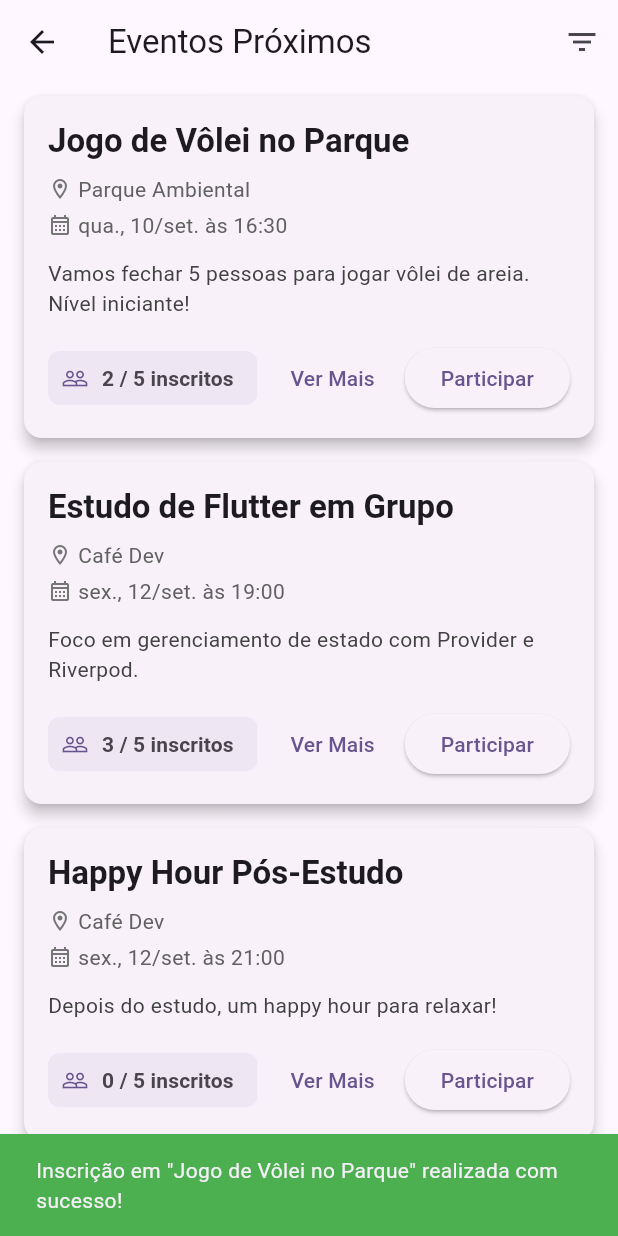
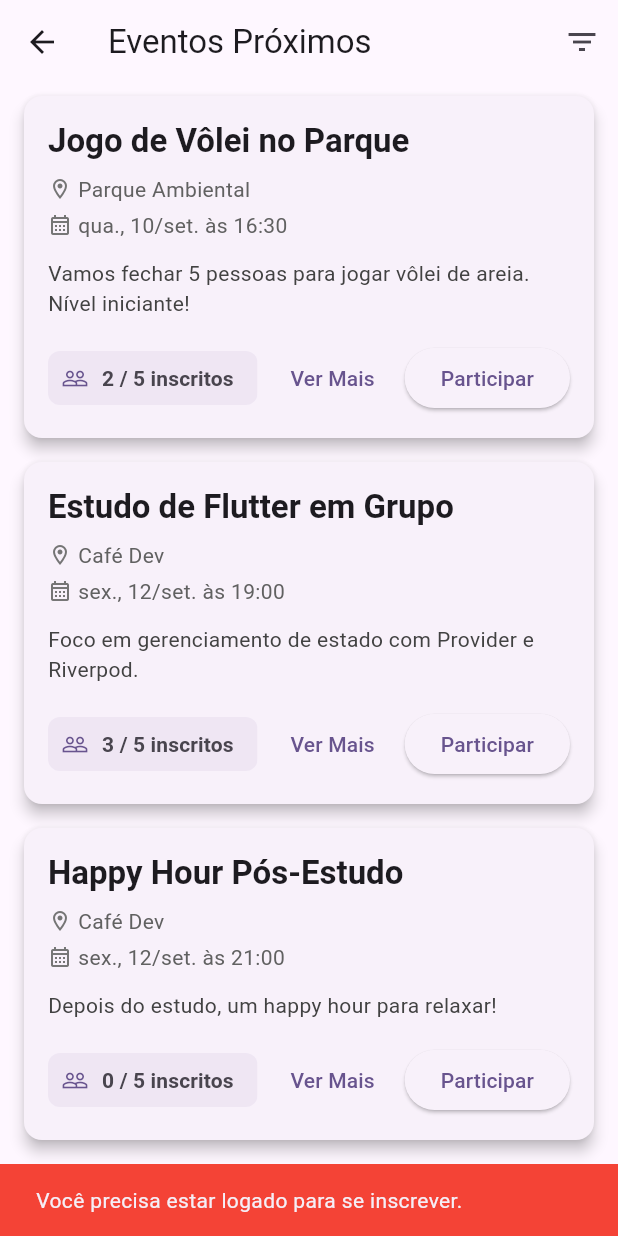
Before and after one commit to 5th-semester/hangout, a Flutter app: the HomePage screen opened directly, after a tap on "Participar", on a phone screen of 412 x 824 dp. Run offline on Flutter 3.47's test engine with Material 3 defaults, Android fonts, the light colour scheme and no system bars; our stand-ins replace mask_text_input_formatter; accounts and stored records are empty.

Commit message:
feat: add functional event enrollment

```diff
--- a/lib/pages/home_page.dart
+++ b/lib/pages/home_page.dart
@@ -1,9 +1,11 @@
 import 'package:flutter/material.dart';
 import 'package:provider/provider.dart';
+import 'package:hangout/repositories/user_repository.dart';
 import '../widgets/meeting_card.dart';
 import '../repositories/meeting_repository.dart';
 import '../models/meeting.dart';
 import '../models/coordinates.dart';
+import '../models/user.dart';
 
 class HomePage extends StatefulWidget {
   const HomePage({super.key});
@@ -19,9 +21,54 @@ class _HomePageState extends State<HomePage> {
     await Future.delayed(const Duration(seconds: 1));
   }
 
+  // **NOVA FUNÇÃO PARA LIDAR COM A INSCRIÇÃO**
+  // Movemos a lógica para uma função separada para manter o build limpo.
+  void _handleSubscription(Meeting meeting) {
+    // Adicionada verificação para ver se o evento está lotado
+    if (meeting.users.length >= 5) {
+      ScaffoldMessenger.of(context).showSnackBar(
+        const SnackBar(
+          content: Text(
+            'Este evento já atingiu o número máximo de participantes.',
+          ),
+          backgroundColor: Colors.orange,
+        ),
+      );
+      return; // Interrompe a execução se o evento estiver lotado
+    }
+
+    // Usamos context.read aqui porque estamos dentro de uma função de callback,
+    // não precisamos que o widget reconstrua se o usuário mudar.
+    final userRepository = context.read<UserRepository>();
+    final meetingRepository = context.read<MeetingRepository>();
+    final User? currentUser = userRepository.currentUser;
+
+    if (currentUser != null) {
+      meetingRepository.subscribeToMeeting(meeting: meeting, user: currentUser);
+      ScaffoldMessenger.of(context).showSnackBar(
+        SnackBar(
+          content: Text(
+            'Inscrição em "${meeting.name}" realizada com sucesso!',
+          ),
+          backgroundColor: Colors.green,
+        ),
+      );
+    } else {
+      // Caso de segurança: se não houver usuário logado
+      ScaffoldMessenger.of(context).showSnackBar(
+        const SnackBar(
+          content: Text('Você precisa estar logado para se inscrever.'),
+          backgroundColor: Colors.red,
+        ),
+      );
+    }
+  }
+
   @override
   Widget build(BuildContext context) {
     final meetingRepository = context.watch<MeetingRepository>();
+    // Também pegamos o usuário aqui para passar para o método 'isUserSubscribed'
+    final currentUser = context.watch<UserRepository>().currentUser;
 
     final meetings = meetingRepository.getPaginatedMeetingsByProximity(
       userCoordinates: _userLocation,
@@ -35,51 +82,51 @@ class _HomePageState extends State<HomePage> {
           IconButton(
             icon: const Icon(Icons.filter_list),
             onPressed: () {
-              /* TODO: Implementar lógica de filtro */
+              /* TODO */
             },
           ),
         ],
       ),
-
       body: RefreshIndicator(
         onRefresh: _refreshMeetings,
         child: meetings.isEmpty
             ? _buildEmptyState()
-            : _buildMeetingsList(meetings),
+            : _buildMeetingsList(meetings, meetingRepository, currentUser),
       ),
     );
   }
 
-  Widget _buildMeetingsList(List<Meeting> meetings) {
+  Widget _buildMeetingsList(
+    List<Meeting> meetings,
+    MeetingRepository repository,
+    User? currentUser,
+  ) {
     return ListView.builder(
       physics: const AlwaysScrollableScrollPhysics(),
       itemCount: meetings.length,
       itemBuilder: (context, index) {
         final meeting = meetings[index];
+        // Verifica se o usuário atual já está inscrito neste evento
+        final bool isSubscribed = repository.isUserSubscribed(
+          meeting: meeting,
+          user: currentUser,
+        );
+
         return MeetingCard(
           meeting: meeting,
+          isSubscribed: isSubscribed, // Passa o status da inscrição para o Card
           onSeeMorePressed: () {
-            // TODO: Implementar navegação para a página de detalhes do evento
             print('Navegando para detalhes do evento: ${meeting.name}');
           },
-          onSubscribePressed: () {
-            // TODO: Implementar a lógica de inscrição real usando o repositório
-            print('Inscrição no evento: ${meeting.name}');
-            ScaffoldMessenger.of(context).showSnackBar(
-              SnackBar(
-                content: Text(
-                  'Inscrição em "${meeting.name}" realizada com sucesso!',
-                ),
-                backgroundColor: Colors.green,
-              ),
-            );
-          },
+          // A função de inscrição agora chama nosso método handler
+          onSubscribePressed: () => _handleSubscription(meeting),
         );
       },
     );
   }
 
   Widget _buildEmptyState() {
+    // ... (seu código de estado vazio não precisa de alteração)
     return LayoutBuilder(
       builder: (context, constraints) {
         return SingleChildScrollView(
--- a/lib/widgets/meeting_card.dart
+++ b/lib/widgets/meeting_card.dart
@@ -1,15 +1,17 @@
 import 'package:flutter/material.dart';
-import 'package:intl/intl.dart'; // NOVO: Importação para formatar a data
+import 'package:intl/intl.dart';
 import '../models/meeting.dart';
 
 class MeetingCard extends StatelessWidget {
   final Meeting meeting;
+  final bool isSubscribed; // 1. NOVO PARÂMETRO ADICIONADO
   final VoidCallback onSubscribePressed;
   final VoidCallback onSeeMorePressed;
 
   const MeetingCard({
     super.key,
     required this.meeting,
+    required this.isSubscribed, // 2. TORNA O PARÂMETRO OBRIGATÓRIO
     required this.onSubscribePressed,
     required this.onSeeMorePressed,
   });
@@ -50,7 +52,7 @@ class MeetingCard extends StatelessWidget {
             context,
           ).textTheme.titleLarge?.copyWith(fontWeight: FontWeight.bold),
         ),
-        const SizedBox(height: 8), // Aumentei um pouco o espaço
+        const SizedBox(height: 8),
         Row(
           children: [
             Icon(Icons.location_on_outlined, size: 16, color: Colors.grey[600]),
@@ -64,7 +66,6 @@ class MeetingCard extends StatelessWidget {
           ],
         ),
         const SizedBox(height: 4),
-        // NOVO: Widget para exibir a data e a hora
         Row(
           children: [
             Icon(
@@ -74,7 +75,6 @@ class MeetingCard extends StatelessWidget {
             ),
             const SizedBox(width: 4),
             Text(
-              // Usamos DateFormat para um visual limpo e localizado
               DateFormat(
                 "E, dd/MMM 'às' HH:mm",
                 'pt_BR',
@@ -90,7 +90,6 @@ class MeetingCard extends StatelessWidget {
   }
 
   Widget _buildDescription() {
-    // ... sem alterações aqui
     return Text(
       meeting.description,
       maxLines: 2,
@@ -100,7 +99,6 @@ class MeetingCard extends StatelessWidget {
   }
 
   Widget _buildFooter(BuildContext context) {
-    // ... sem alterações aqui
     return Row(
       mainAxisAlignment: MainAxisAlignment.spaceBetween,
       children: [_buildParticipantCountChip(context), _buildActionButtons()],
@@ -108,7 +106,6 @@ class MeetingCard extends StatelessWidget {
   }
 
   Widget _buildParticipantCountChip(BuildContext context) {
-    // ... sem alterações aqui
     final isFull = meeting.users.length >= 5;
     return Chip(
       avatar: Icon(
@@ -125,18 +122,40 @@ class MeetingCard extends StatelessWidget {
     );
   }
 
+  // 3. MÉTODO ATUALIZADO PARA USAR O NOVO PARÂMETRO
   Widget _buildActionButtons() {
-    // ... sem alterações aqui
     final isFull = meeting.users.length >= 5;
+
+    // Define qual botão de ação será exibido
+    Widget actionButton;
+
+    if (isSubscribed) {
+      actionButton = OutlinedButton.icon(
+        onPressed: null, // Botão desabilitado
+        icon: const Icon(Icons.check_circle_outline, size: 18),
+        label: const Text('Inscrito'),
+        style: OutlinedButton.styleFrom(
+          disabledForegroundColor: Colors.green.withOpacity(0.8),
+        ),
+      );
+    } else if (isFull) {
+      actionButton = ElevatedButton(
+        onPressed: null, // Botão desabilitado
+        style: ElevatedButton.styleFrom(backgroundColor: Colors.grey),
+        child: const Text('Lotado'),
+      );
+    } else {
+      actionButton = ElevatedButton(
+        onPressed: onSubscribePressed,
+        child: const Text('Participar'),
+      );
+    }
 
     return Row(
       children: [
         TextButton(onPressed: onSeeMorePressed, child: const Text('Ver Mais')),
         const SizedBox(width: 8),
-        ElevatedButton(
-          onPressed: isFull ? null : onSubscribePressed,
-          child: const Text('Participar'),
-        ),
+        actionButton, // Usa o widget de botão definido acima
       ],
     );
   }
```
Also changed, not shown: lib/repositories/meeting_repository.dart (+70 -30 lines).
